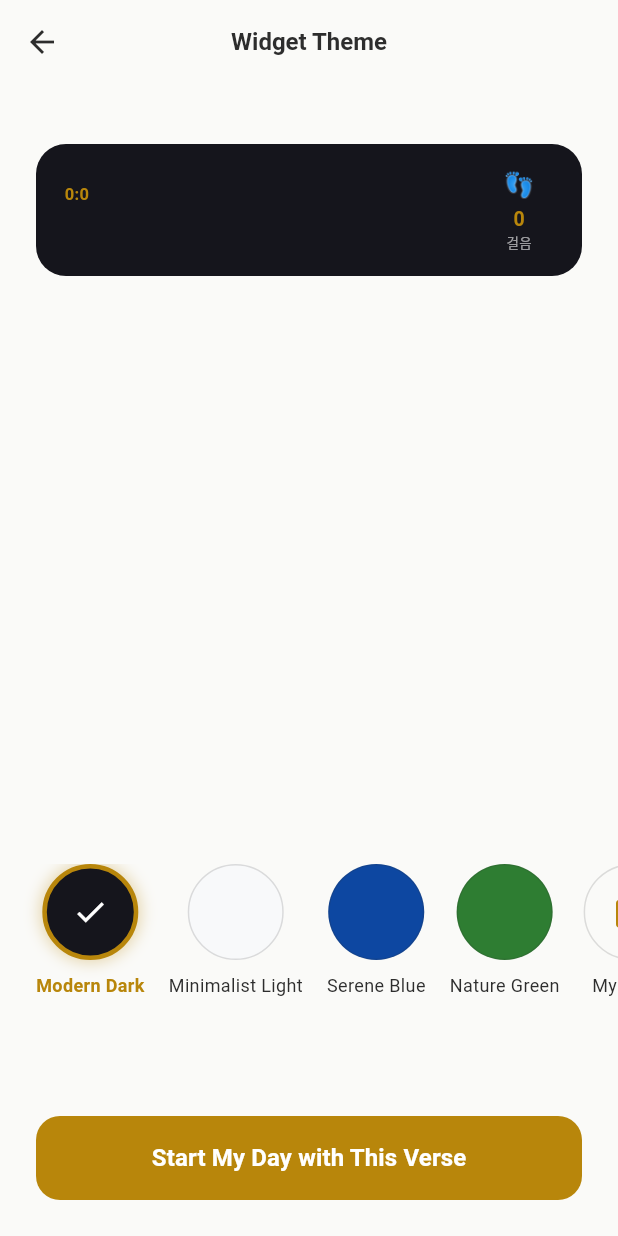
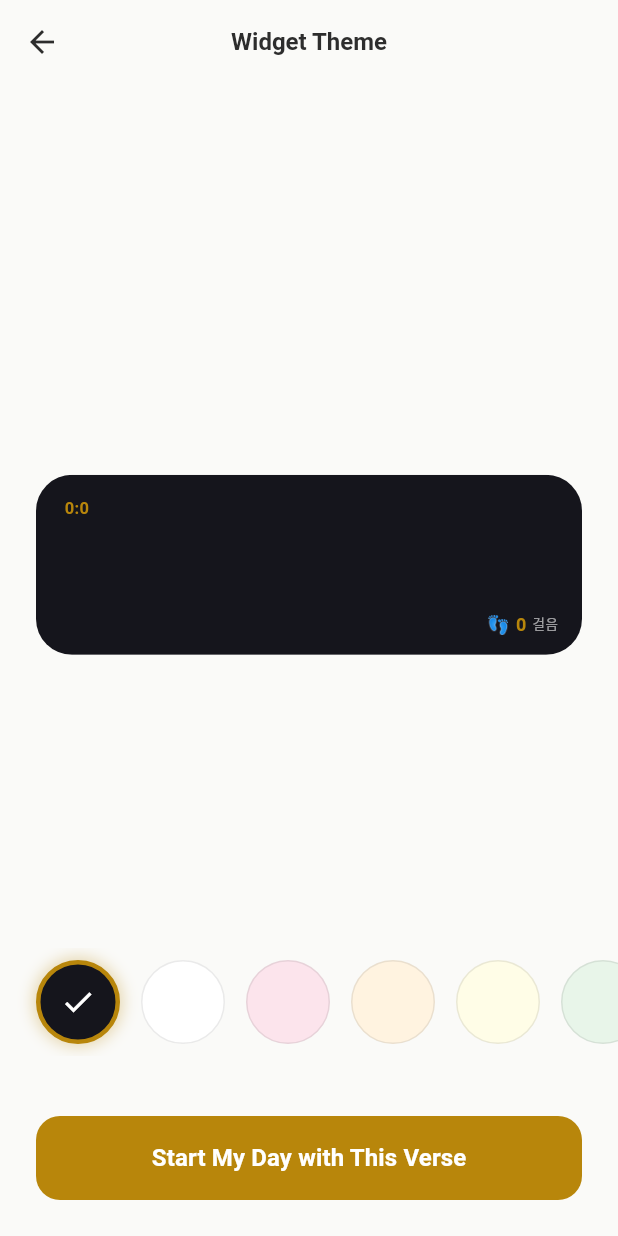
Before and after one commit to gyu-hyung/scripture, a Flutter app: the WidgetThemeScreen screen opened directly with empty values, on a phone screen of 412 x 824 dp. Run offline on Flutter 3.47's test engine with Material 3 defaults, Android fonts, the phone set to English and light mode, and no system bars; our stand-ins replace flutter_riverpod, google_fonts, image_picker, shared_preferences, sqflite; missing offline and left inert: home_widget, workmanager; accounts and stored records are empty; statements that could not run were skipped.

Commit message:
drop widget

```diff
--- a/lib/main.dart
+++ b/lib/main.dart
@@ -9,7 +9,7 @@ import 'services/bible_service.dart';
 import 'services/widget_service.dart';
 import 'utils/constants.dart';
 
-const _dailyVerseTask = 'com.scripture.dailyVerse';
+const _dailyVerseTask = 'com.jgh.scripture.dailyVerse';
 
 // Android 전용 백그라운드 작업 디스패처
 @pragma('vm:entry-point')
--- a/lib/models/widget_theme.dart
+++ b/lib/models/widget_theme.dart
@@ -17,10 +17,6 @@ class WidgetTheme {
 
   String localizedName(AppLocalizations l10n) => switch (id) {
     AppConstants.themeModernDark => l10n.themeModernDark,
-    AppConstants.themeMinimalistLight => l10n.themeMinimalistLight,
-    AppConstants.themeSereneBlue => l10n.themeSereneBlue,
-    AppConstants.themeNatureGreen => l10n.themeNatureGreen,
-    AppConstants.themeCustomPhoto => l10n.themeCustomPhoto,
     _ => id,
   };
 
@@ -31,40 +27,79 @@ class WidgetTheme {
     accentColor: Color(0xFFB8860B),
   );
 
-  static const minimalistLight = WidgetTheme(
-    id: AppConstants.themeMinimalistLight,
-    background: Color(0xFFF8F9FA),
+  static const pureWhite = WidgetTheme(
+    id: AppConstants.themePureWhite,
+    background: Colors.white,
     textColor: Color(0xFF2D2D2D),
     accentColor: Color(0xFF0D47A1),
   );
 
-  static const sereneBlue = WidgetTheme(
-    id: AppConstants.themeSereneBlue,
-    background: Color(0xFF0D47A1),
-    textColor: Colors.white,
-    accentColor: Color(0xFFBBDEFB),
+  static const pastelRed = WidgetTheme(
+    id: AppConstants.themePastelRed,
+    background: Color(0xFFFCE4EC),
+    textColor: Color(0xFF880E4F),
+    accentColor: Color(0xFFF06292),
   );
 
-  static const natureGreen = WidgetTheme(
-    id: AppConstants.themeNatureGreen,
-    background: Color(0xFF2E7D32),
-    textColor: Colors.white,
-    accentColor: Color(0xFFC8E6C9),
+  static const pastelOrange = WidgetTheme(
+    id: AppConstants.themePastelOrange,
+    background: Color(0xFFFFF3E0),
+    textColor: Color(0xFFE65100),
+    accentColor: Color(0xFFFFB74D),
   );
 
-  // 사진 테마: 실제 배경은 선택한 사진, 텍스트 색상은 흰색 사용
-  static const customPhoto = WidgetTheme(
-    id: AppConstants.themeCustomPhoto,
-    background: Color(0xFF1A1A1A), // 사진 없을 때 폴백
-    textColor: Colors.white,
-    accentColor: Color(0xFFFFFFFF),
+  static const pastelYellow = WidgetTheme(
+    id: AppConstants.themePastelYellow,
+    background: Color(0xFFFFFDE7),
+    textColor: Color(0xFFF57F17),
+    accentColor: Color(0xFFFFF176),
+  );
+
+  static const pastelGreen = WidgetTheme(
+    id: AppConstants.themePastelGreen,
+    background: Color(0xFFE8F5E9),
+    textColor: Color(0xFF1B5E20),
+    accentColor: Color(0xFF81C784),
+  );
+
+  static const pastelTeal = WidgetTheme(
+    id: AppConstants.themePastelTeal,
+    background: Color(0xFFE0F2F1),
+    textColor: Color(0xFF004D40),
+    accentColor: Color(0xFF4DB6AC),
+  );
+
+  static const pastelBlue = WidgetTheme(
+    id: AppConstants.themePastelBlue,
+    background: Color(0xFFE3F2FD),
+    textColor: Color(0xFF0D47A1),
+    accentColor: Color(0xFF64B5F6),
+  );
+
+  static const pastelIndigo = WidgetTheme(
+    id: AppConstants.themePastelIndigo,
+    background: Color(0xFFE8EAF6),
+    textColor: Color(0xFF1A237E),
+    accentColor: Color(0xFF7986CB),
+  );
+
+  static const pastelPurple = WidgetTheme(
+    id: AppConstants.themePastelPurple,
+    background: Color(0xFFF3E5F5),
+    textColor: Color(0xFF4A148C),
+    accentColor: Color(0xFFBA68C8),
   );
 
   static const List<WidgetTheme> all = [
     modernDark,
-    minimalistLight,
-    sereneBlue,
-    natureGreen,
-    customPhoto,
+    pureWhite,
+    pastelRed,
+    pastelOrange,
+    pastelYellow,
+    pastelGreen,
+    pastelTeal,
+    pastelBlue,
+    pastelIndigo,
+    pastelPurple,
   ];
 }
--- a/lib/screens/widget_theme_screen.dart
+++ b/lib/screens/widget_theme_screen.dart
@@ -22,24 +22,6 @@ class WidgetThemeScreen extends ConsumerStatefulWidget {
 
 class _WidgetThemeScreenState extends ConsumerState<WidgetThemeScreen> {
   WidgetTheme _selectedTheme = WidgetTheme.modernDark;
-  // 사용자가 선택한 사진 (custom_photo 테마 선택 시에만 non-null)
-  File? _customPhotoFile;
-
-  // ── 사진 선택 ──────────────────────────────────────────────────────
-  Future<void> _pickPhoto() async {
-    final picker = ImagePicker();
-    final picked = await picker.pickImage(
-      source: ImageSource.gallery,
-      maxWidth: 600,  // 라이브 액티비티 메모리 제한을 위해 더 축소
-      maxHeight: 600,
-      imageQuality: 60, // 압축률 강화
-    );
-    if (picked == null || !mounted) return;
-    setState(() {
-      _customPhotoFile = File(picked.path);
-      _selectedTheme = WidgetTheme.customPhoto;
-    });
-  }
 
   // ── 소프트 프롬프트 → 세션 시작 ────────────────────────────────────
   Future<void> _showSoftPrompt(
@@ -47,13 +29,6 @@ class _WidgetThemeScreenState extends ConsumerState<WidgetThemeScreen> {
     ThemeData theme,
     AppLocalizations l10n,
   ) async {
-    // 사진 테마를 선택했지만 아직 사진을 고르지 않은 경우 사진 먼저 선택
-    if (_selectedTheme.id == AppConstants.themeCustomPhoto &&
-        _customPhotoFile == null) {
-      await _pickPhoto();
-      if (_customPhotoFile == null || !mounted) return;
-    }
-
     final confirmed = await showModalBottomSheet<bool>(
       context: context,
       backgroundColor: Colors.transparent,
@@ -139,13 +114,6 @@ class _WidgetThemeScreenState extends ConsumerState<WidgetThemeScreen> {
 
     if (confirmed != true || !mounted) return;
 
-    // 사진 테마인 경우 App Group 컨테이너에 먼저 저장
-    if (_selectedTheme.id == AppConstants.themeCustomPhoto &&
-        _customPhotoFile != null) {
-      final Uint8List bytes = await _customPhotoFile!.readAsBytes();
-      await ref.read(widgetServiceProvider).saveCustomPhoto(bytes);
-    }
-
     await ref.read(pinnedVerseProvider.notifier).pinVerse(
           widget.verse,
           themeId: _selectedTheme.id,
@@ -156,47 +124,37 @@ class _WidgetThemeScreenState extends ConsumerState<WidgetThemeScreen> {
 
   // ── 프리뷰 위젯 (실제 Live Activity 잠금화면 바 레이아웃과 동일) ────
   Widget _buildPreview(ThemeData _) {
-    final isPhoto = _selectedTheme.id == AppConstants.themeCustomPhoto;
-    final hasPhoto = _customPhotoFile != null;
     final bgColor = _selectedTheme.background;
-    final textColor = (isPhoto && hasPhoto) ? Colors.white : _selectedTheme.textColor;
-    final accentColor = (isPhoto && hasPhoto) ? Colors.white.withValues(alpha: 0.85) : _selectedTheme.accentColor;
+    final textColor = _selectedTheme.textColor;
+    final accentColor = _selectedTheme.accentColor;
 
     return ClipRRect(
-      borderRadius: BorderRadius.circular(20),
-      child: SizedBox(
-        height: 88,
+      borderRadius: BorderRadius.circular(24),
+      child: Container(
+        height: 120,
+        width: double.infinity,
+        decoration: BoxDecoration(
+          color: bgColor,
+        ),
         child: Stack(
           fit: StackFit.expand,
           children: [
-            // ── 배경 ──────────────────────────────────────────────────
-            if (isPhoto && hasPhoto)
-              Positioned.fill(
-                child: Image.file(
-                  _customPhotoFile!,
-                  fit: BoxFit.cover,
-                ),
-              )
-            else
-              Positioned.fill(child: ColoredBox(color: bgColor)),
-
-            // 사진 위 어두운 오버레이 (텍스트 가독성)
-            if (isPhoto && hasPhoto)
-              Positioned.fill(
-                child: ColoredBox(color: Colors.black.withValues(alpha: 0.35)),
-              ),
-
-            // ── 콘텐츠 (ScriptureLiveActivityLockView와 동일 구조) ────
+            // 실제 콘텐츠
             Padding(
-              padding: const EdgeInsets.symmetric(horizontal: 16, vertical: 12),
-              child: Row(
-                crossAxisAlignment: CrossAxisAlignment.center,
+              padding: const EdgeInsets.fromLTRB(16, 14, 16, 12),
+              child: Column(
+                crossAxisAlignment: CrossAxisAlignment.stretch,
                 children: [
-                  // 좌측: 참조 + 본문
+                  // 상단: 참조 + 본문 (내용이 길면 얘만 축소됨)
                   Expanded(
+                    child: FittedBox(
+                      fit: BoxFit.scaleDown,
+                      alignment: Alignment.topLeft,
+                      child: SizedBox(
+                        // FittedBox 안에서도 텍스트가 가로를 꽉 채우도록 가상 너비 설정
+                        width: MediaQuery.of(context).size.width - 48 - 32,
                         child: Column(
                           crossAxisAlignment: CrossAxisAlignment.start,
-                      mainAxisAlignment: MainAxisAlignment.center,
                           children: [
                             Text(
                               widget.verse.reference,
@@ -205,41 +163,41 @@ class _WidgetThemeScreenState extends ConsumerState<WidgetThemeScreen> {
                                 fontWeight: FontWeight.bold,
                                 color: accentColor,
                               ),
-                          maxLines: 1,
-                          overflow: TextOverflow.ellipsis,
                             ),
-                        const SizedBox(height: 3),
+                            const SizedBox(height: 4),
                             Text(
                               widget.verse.text,
                               style: GoogleFonts.gowunBatang(
-                            fontSize: 13,
+                                fontSize: 14,
                                 fontWeight: FontWeight.w600,
                                 color: textColor,
                                 height: 1.4,
                               ),
-                          maxLines: 2,
-                          overflow: TextOverflow.ellipsis,
                             ),
                           ],
                         ),
                       ),
-                  const SizedBox(width: 12),
-                  // 우측: 걸음 수 플레이스홀더
-                  SizedBox(
-                    width: 52,
-                    child: Column(
-                      mainAxisAlignment: MainAxisAlignment.center,
+                    ),
+                  ),
+                  const SizedBox(height: 8),
+                  // 하단 바: 얘는 축소되지 않고 무조건 우측 끝에 붙음
+                  Row(
                     children: [
-                        const Text('👣', style: TextStyle(fontSize: 16)),
-                        const SizedBox(height: 2),
+                      const Spacer(),
+                      Row(
+                        mainAxisSize: MainAxisSize.min,
+                        children: [
+                          const Text('👣', style: TextStyle(fontSize: 12)),
+                          const SizedBox(width: 4),
                           Text(
                             '0',
                             style: TextStyle(
-                            fontSize: 13,
+                              fontSize: 12,
                               fontWeight: FontWeight.bold,
                               color: accentColor,
                             ),
                           ),
+                          const SizedBox(width: 4),
                           Text(
                             '걸음',
                             style: TextStyle(
@@ -249,6 +207,7 @@ class _WidgetThemeScreenState extends ConsumerState<WidgetThemeScreen> {
                           ),
                         ],
                       ),
+                    ],
                   ),
                 ],
               ),
@@ -262,28 +221,20 @@ class _WidgetThemeScreenState extends ConsumerState<WidgetThemeScreen> {
   // ── 테마 선택 리스트 아이템 ─────────────────────────────────────────
   Widget _buildThemeItem(
       WidgetTheme wt, bool isSelected, ThemeData theme, AppLocalizations l10n) {
-    final isPhoto = wt.id == AppConstants.themeCustomPhoto;
-
     return GestureDetector(
-      onTap: () async {
-        if (isPhoto) {
-          await _pickPhoto();
-        } else {
+      onTap: () {
         setState(() => _selectedTheme = wt);
-        }
       },
-      child: Column(
-        children: [
-          Container(
-            width: 64,
-            height: 64,
+      child: Container(
+        width: 56,
+        height: 56,
         decoration: BoxDecoration(
-              color: isPhoto ? (_customPhotoFile != null ? null : theme.colorScheme.surfaceContainerHighest) : wt.background,
+          color: wt.background,
           shape: BoxShape.circle,
           border: Border.all(
             color: isSelected
                 ? theme.colorScheme.primary
-                    : theme.colorScheme.onSurface.withValues(alpha: 0.15),
+                : theme.colorScheme.onSurface.withValues(alpha: 0.1),
             width: isSelected ? 3 : 1,
           ),
           boxShadow: [
@@ -296,49 +247,10 @@ class _WidgetThemeScreenState extends ConsumerState<WidgetThemeScreen> {
           ],
         ),
         clipBehavior: Clip.antiAlias,
-            child: isPhoto
-                ? _buildPhotoCircle(isSelected, wt, theme)
-                : isSelected
+        child: isSelected
             ? Icon(Icons.check, color: wt.textColor, size: 24)
             : null,
       ),
-          const SizedBox(height: 8),
-          Text(
-            wt.localizedName(l10n),
-            style: TextStyle(
-              fontSize: 12,
-              fontWeight:
-                  isSelected ? FontWeight.bold : FontWeight.normal,
-              color: isSelected
-                  ? theme.colorScheme.primary
-                  : theme.colorScheme.onSurface,
-            ),
-          ),
-        ],
-      ),
-    );
-  }
-
-  Widget _buildPhotoCircle(
-      bool isSelected, WidgetTheme wt, ThemeData theme) {
-    if (_customPhotoFile != null) {
-      return Stack(
-        fit: StackFit.expand,
-        children: [
-          Image.file(_customPhotoFile!, fit: BoxFit.cover),
-          if (isSelected)
-            ColoredBox(
-              color: Colors.black.withValues(alpha: 0.3),
-              child: const Icon(Icons.check, color: Colors.white, size: 24),
-            ),
-        ],
-      );
-    }
-    // 아직 사진을 선택하지 않은 상태
-    return Icon(
-      Icons.add_photo_alternate_rounded,
-      color: theme.colorScheme.primary,
-      size: 28,
     );
   }
 
@@ -360,30 +272,31 @@ class _WidgetThemeScreenState extends ConsumerState<WidgetThemeScreen> {
         elevation: 0,
       ),
       body: Column(
+        crossAxisAlignment: CrossAxisAlignment.stretch,
         children: [
-          const SizedBox(height: 40),
-          // 프리뷰
+          // 프리뷰 위치를 화면 상단 60~70% 구역(중하단 쪽)으로 조정
+          const Spacer(flex: 4),
           Padding(
             padding: const EdgeInsets.symmetric(horizontal: 24),
             child: _buildPreview(theme),
           ),
-          const Spacer(),
-          // 테마 선택 리스트
+          const Spacer(flex: 3),
+          // 테마 선택 리스트 (색상 팔레트)
           SizedBox(
-            height: 120,
+            height: 72,
             child: ListView.separated(
               padding: const EdgeInsets.symmetric(horizontal: 24),
               scrollDirection: Axis.horizontal,
               itemCount: WidgetTheme.all.length,
-              separatorBuilder: (_, _) => const SizedBox(width: 16),
+              separatorBuilder: (_, _) => const SizedBox(width: 14),
               itemBuilder: (context, index) {
                 final wt = WidgetTheme.all[index];
                 final isSelected = wt.id == _selectedTheme.id;
-                return _buildThemeItem(wt, isSelected, theme, l10n);
+                return Center(child: _buildThemeItem(wt, isSelected, theme, l10n));
               },
             ),
           ),
-          const SizedBox(height: 24),
+          const SizedBox(height: 16),
           // 세션 시작 버튼
           Padding(
             padding: const EdgeInsets.all(24),
--- a/lib/services/live_activity_service.dart
+++ b/lib/services/live_activity_service.dart
@@ -2,7 +2,7 @@ import 'package:flutter/services.dart';
 import '../models/verse.dart';
 
 class LiveActivityService {
-  static const _channel = MethodChannel('com.scripture.liveActivity');
+  static const _channel = MethodChannel('com.jgh.scripture.liveActivity');
 
   /// 말씀 고정과 동시에 Live Activity 세션을 시작합니다.
   /// iOS 16.2 미만 기기에서는 아무 동작도 하지 않습니다.
--- a/lib/services/widget_service.dart
+++ b/lib/services/widget_service.dart
@@ -145,7 +145,7 @@ class WidgetService {
 
   /// 선택한 사진을 App Group 공유 컨테이너에 저장하고 위젯을 갱신합니다.
   Future<void> saveCustomPhoto(Uint8List jpegBytes) async {
-    const channel = MethodChannel('com.scripture.liveActivity');
+    const channel = MethodChannel('com.jgh.scripture.liveActivity');
     try {
       await channel.invokeMethod<void>('saveCustomPhoto', {
         'data': jpegBytes,
--- a/lib/utils/constants.dart
+++ b/lib/utils/constants.dart
@@ -3,7 +3,7 @@ class AppConstants {
   static const String dbName = 'bible.db';
   static const String widgetAndroidName = 'ScriptureWidgetProvider';
   static const String widgetIosName = 'ScriptureWidgetV2';
-  static const String appGroupId = 'group.com.scripture.scripture';
+  static const String appGroupId = 'group.com.jgh.scripture';
 
   // SharedPreferences keys
   static const String keyCurrentVerseId = 'current_verse_id';
@@ -26,10 +26,15 @@ class AppConstants {
 
   // Theme IDs
   static const String themeModernDark = 'modern_dark';
-  static const String themeMinimalistLight = 'minimalist_light';
-  static const String themeSereneBlue = 'serene_blue';
-  static const String themeNatureGreen = 'nature_green';
-  static const String themeCustomPhoto = 'custom_photo';
+  static const String themePureWhite = 'pure_white';
+  static const String themePastelRed = 'pastel_red';
+  static const String themePastelOrange = 'pastel_orange';
+  static const String themePastelYellow = 'pastel_yellow';
+  static const String themePastelGreen = 'pastel_green';
+  static const String themePastelTeal = 'pastel_teal';
+  static const String themePastelBlue = 'pastel_blue';
+  static const String themePastelIndigo = 'pastel_indigo';
+  static const String themePastelPurple = 'pastel_purple';
 
   // Custom photo storage key (App Group shared)
   static const String customPhotoBgFilename = 'widget_custom_bg.jpg';
```
Also changed, not shown: 7 other files. Lines whose indentation alone changed are shown as unchanged.
